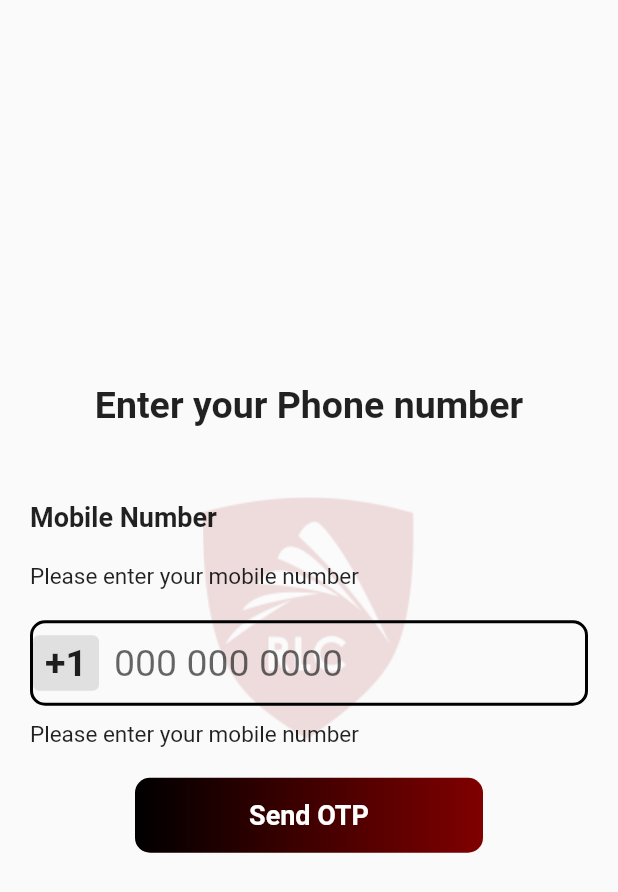
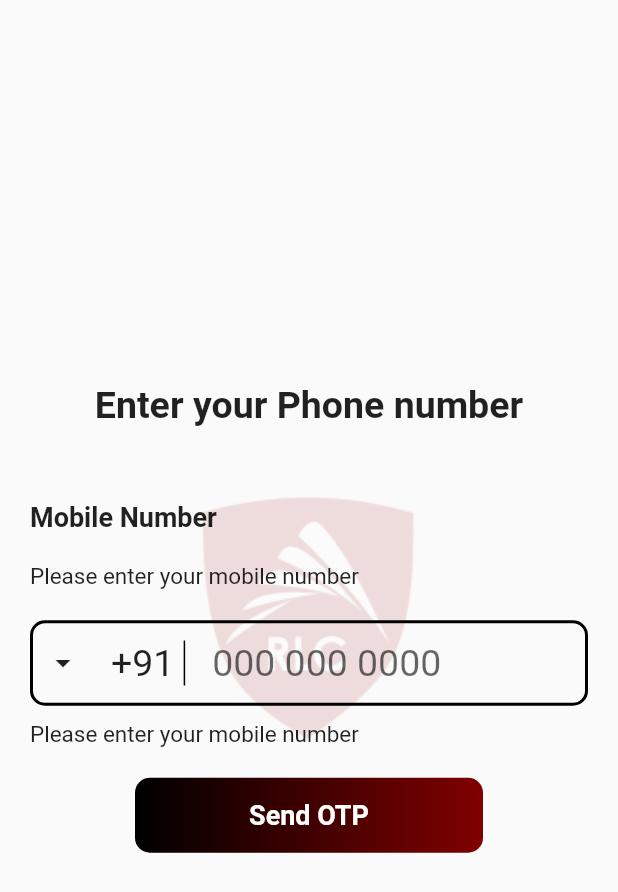
Before and after one commit to hariomgh/raywings_flutter, a Flutter app: the screen it shows after launch, on a phone screen of 412 x 824 dp. Shown: the top 892 px of the screen. Run offline on Flutter 3.47's test engine with Material 2 defaults, Android fonts, the phone set to English and light mode, and no system bars; missing offline and left inert: fl_country_code_picker.

Commit message:
logi screen final

```diff
--- a/lib/main.dart
+++ b/lib/main.dart
@@ -151,14 +151,27 @@ class _LoginPageState extends State<LoginPage> {
                                     child: Container(
                                       padding: EdgeInsets.symmetric(vertical: 4, horizontal: 8),
                                       decoration: BoxDecoration(
-                                        color: Colors.grey[300],
                                         borderRadius: BorderRadius.circular(4),
                                       ),
-                                      child: Text(
-                                        countryCode?.dialCode ?? '+1',
-                                        style: TextStyle(
-                                          fontSize: 25,
-                                          fontWeight: FontWeight.bold,
+                                      child: Container(
+                                        height: 30,
+
+                                        decoration: BoxDecoration(
+                                          border: Border(right: BorderSide(color: Colors.black, )),
+                                        ),
+                                        child: Row(
+                                          children: [
+                                            Icon(Icons.arrow_drop_down),
+                                            SizedBox(width: 20,),
+                                            Text(
+                                              countryCode?.dialCode ?? '+91'+' ',
+                                              style: TextStyle(
+                                                fontSize: 25,
+
+
+                                              ),
+                                            ),
+                                          ],
                                         ),
                                       ),
                                     ),
```
Also changed, not shown: lib/otp.dart (added), pubspec.lock, 1 other file.
